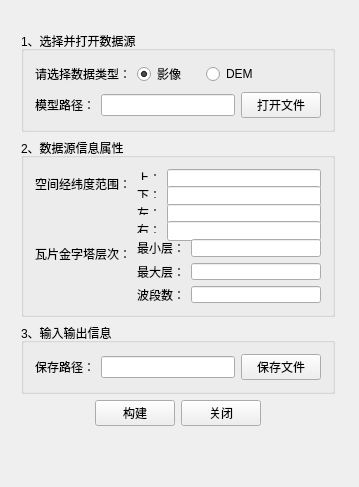
Above: TileCutting/mainwindow.ui from flylong0204/TileCuttingTool before the change. Below: the same form after it.
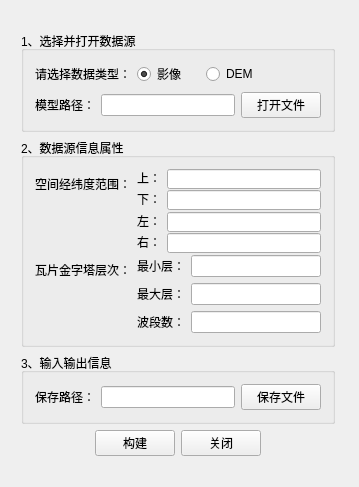
That is the form after the change.

```diff
--- a/TileCutting/mainwindow.ui
+++ b/TileCutting/mainwindow.ui
@@ -20,7 +20,7 @@
       <x>10</x>
       <y>20</y>
       <width>336</width>
-      <height>417</height>
+      <height>447</height>
      </rect>
     </property>
     <layout class="QVBoxLayout" name="verticalLayout_9">
```
Left out of the diff: 2 changed lines with no effect on the pictures.
